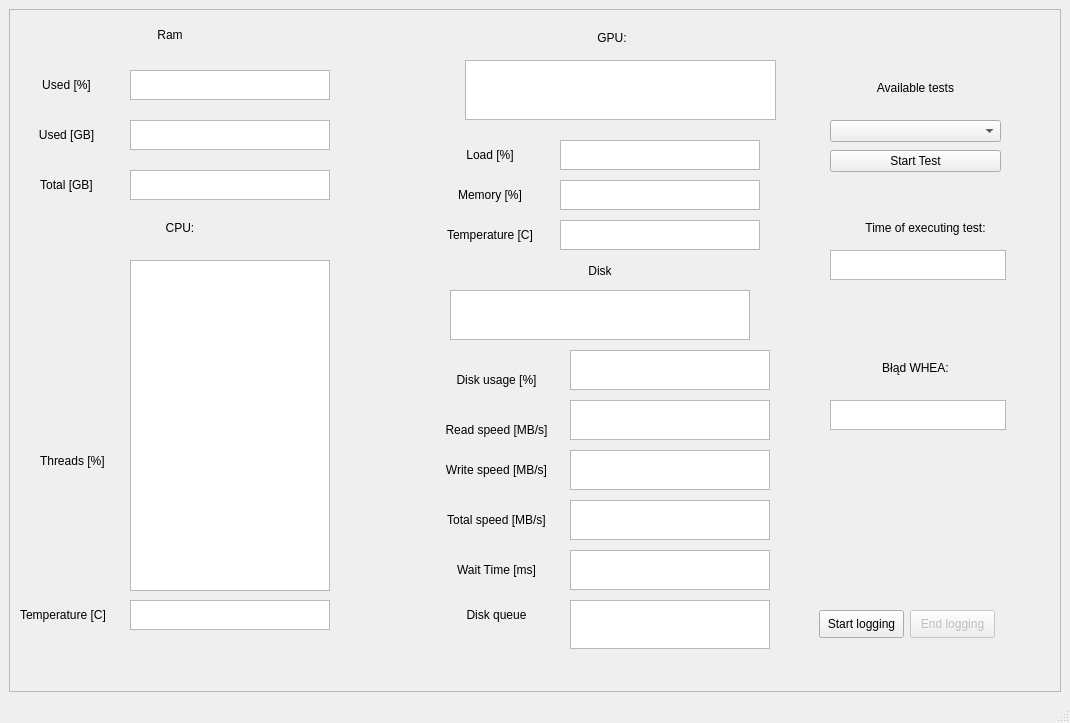
Qt form gui.ui (Janders8/resource-monitor) before a commit.
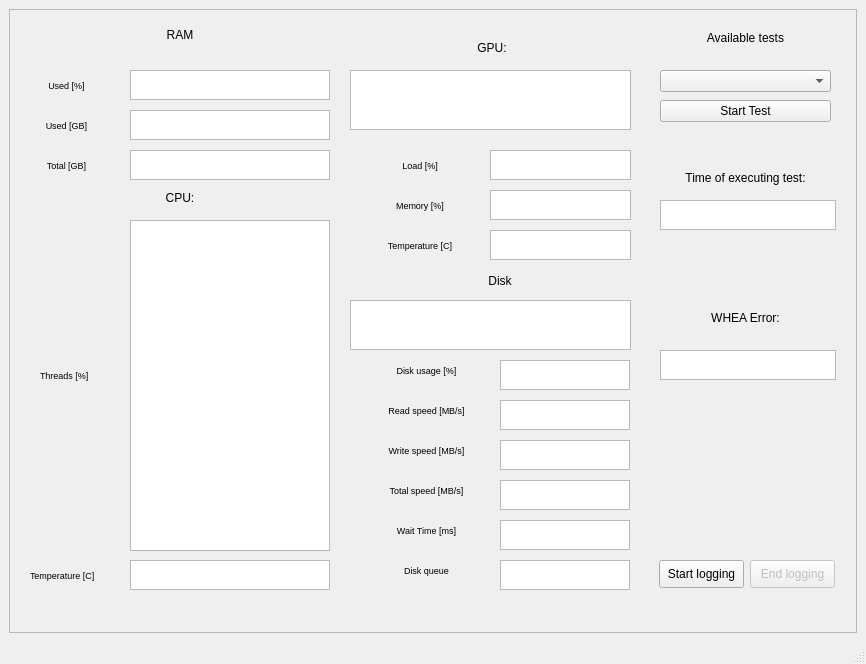
The same form after that commit.

What changed in the file:
```diff
--- a/gui.ui
+++ b/gui.ui
@@ -6,8 +6,8 @@
    <rect>
     <x>0</x>
     <y>0</y>
-    <width>1070</width>
-    <height>723</height>
+    <width>866</width>
+    <height>664</height>
    </rect>
   </property>
   <property name="mouseTracking">
@@ -28,14 +28,14 @@
         <rect>
          <x>0</x>
          <y>0</y>
-         <width>1046</width>
-         <height>648</height>
+         <width>842</width>
+         <height>589</height>
         </rect>
        </property>
        <widget class="QLabel" name="label_2">
         <property name="geometry">
          <rect>
-          <x>20</x>
+          <x>30</x>
           <y>10</y>
           <width>280</width>
           <height>30</height>
@@ -51,7 +51,7 @@
          <bool>false</bool>
         </property>
         <property name="text">
-         <string>Ram</string>
+         <string>RAM</string>
         </property>
         <property name="alignment">
          <set>Qt::AlignCenter</set>
@@ -66,6 +66,11 @@
           <height>30</height>
          </rect>
         </property>
+        <property name="font">
+         <font>
+          <pointsize>7</pointsize>
+         </font>
+        </property>
         <property name="autoFillBackground">
          <bool>false</bool>
         </property>
@@ -96,11 +101,16 @@
         <property name="geometry">
          <rect>
           <x>20</x>
-          <y>110</y>
+          <y>100</y>
           <width>73</width>
           <height>30</height>
          </rect>
         </property>
+        <property name="font">
+         <font>
+          <pointsize>7</pointsize>
+         </font>
+        </property>
         <property name="autoFillBackground">
          <bool>false</bool>
         </property>
@@ -115,43 +125,70 @@
         <property name="geometry">
          <rect>
           <x>120</x>
-          <y>110</y>
+          <y>100</y>
           <width>200</width>
           <height>30</height>
          </rect>
         </property>
+        <property name="minimumSize">
+         <size>
+          <width>0</width>
+          <height>0</height>
+         </size>
+        </property>
         <property name="maximumSize">
          <size>
           <width>200</width>
           <height>30</height>
          </size>
         </property>
+        <property name="font">
+         <font>
+          <pointsize>7</pointsize>
+         </font>
+        </property>
        </widget>
        <widget class="QTextBrowser" name="textBrowserRamTotal">
         <property name="geometry">
          <rect>
           <x>120</x>
-          <y>160</y>
+          <y>140</y>
           <width>200</width>
           <height>30</height>
          </rect>
         </property>
+        <property name="minimumSize">
+         <size>
+          <width>0</width>
+          <height>0</height>
+         </size>
+        </property>
         <property name="maximumSize">
          <size>
           <width>200</width>
           <height>30</height>
          </size>
         </property>
+        <property name="font">
+         <font>
+          <pointsize>7</pointsize>
+         </font>
+        </property>
        </widget>
        <widget class="QLabel" name="label_6">
         <property name="geometry">
          <rect>
           <x>20</x>
-          <y>160</y>
+          <y>140</y>
           <width>73</width>
           <height>30</height>
          </rect>
         </property>
+        <property name="font">
+         <font>
+          <pointsize>7</pointsize>
+         </font>
+        </property>
         <property name="autoFillBackground">
          <bool>false</bool>
         </property>
@@ -166,7 +203,7 @@
         <property name="geometry">
          <rect>
           <x>30</x>
-          <y>210</y>
+          <y>180</y>
           <width>280</width>
           <height>16</height>
          </rect>
@@ -185,15 +222,15 @@
         <property name="geometry">
          <rect>
           <x>120</x>
-          <y>250</y>
+          <y>210</y>
           <width>200</width>
           <height>331</height>
          </rect>
         </property>
         <property name="minimumSize">
          <size>
-          <width>200</width>
-          <height>300</height>
+          <width>0</width>
+          <height>0</height>
          </size>
         </property>
         <property name="maximumSize">
@@ -202,6 +239,11 @@
           <height>16777215</height>
          </size>
         </property>
+        <property name="font">
+         <font>
+          <pointsize>7</pointsize>
+         </font>
+        </property>
         <property name="mouseTracking">
          <bool>false</bool>
         </property>
@@ -216,11 +258,16 @@
         <property name="geometry">
          <rect>
           <x>30</x>
-          <y>240</y>
+          <y>210</y>
           <width>73</width>
-          <height>421</height>
+          <height>311</height>
          </rect>
         </property>
+        <property name="font">
+         <font>
+          <pointsize>7</pointsize>
+         </font>
+        </property>
         <property name="text">
          <string>Threads [%]</string>
         </property>
@@ -228,12 +275,17 @@
        <widget class="QLabel" name="label_7">
         <property name="geometry">
          <rect>
-          <x>10</x>
-          <y>590</y>
-          <width>111</width>
+          <x>20</x>
+          <y>550</y>
+          <width>101</width>
           <height>30</height>
          </rect>
         </property>
+        <property name="font">
+         <font>
+          <pointsize>7</pointsize>
+         </font>
+        </property>
         <property name="text">
          <string>Temperature [C]</string>
         </property>
@@ -245,14 +297,14 @@
         <property name="geometry">
          <rect>
           <x>120</x>
-          <y>590</y>
+          <y>550</y>
           <width>200</width>
           <height>30</height>
          </rect>
         </property>
         <property name="minimumSize">
          <size>
-          <width>200</width>
+          <width>0</width>
           <height>0</height>
          </size>
         </property>
@@ -262,6 +314,11 @@
           <height>30</height>
          </size>
         </property>
+        <property name="font">
+         <font>
+          <pointsize>7</pointsize>
+         </font>
+        </property>
         <property name="mouseTracking">
          <bool>false</bool>
         </property>
@@ -275,8 +332,8 @@
        <widget class="QLabel" name="label_11">
         <property name="geometry">
          <rect>
-          <x>430</x>
-          <y>20</y>
+          <x>310</x>
+          <y>30</y>
           <width>344</width>
           <height>16</height>
          </rect>
@@ -300,8 +357,8 @@
        <widget class="QLabel" name="label_12">
         <property name="geometry">
          <rect>
-          <x>430</x>
-          <y>130</y>
+          <x>360</x>
+          <y>140</y>
           <width>100</width>
           <height>30</height>
          </rect>
@@ -312,6 +369,11 @@
           <height>16777215</height>
          </size>
         </property>
+        <property name="font">
+         <font>
+          <pointsize>7</pointsize>
+         </font>
+        </property>
         <property name="autoFillBackground">
          <bool>false</bool>
         </property>
@@ -325,24 +387,35 @@
        <widget class="QTextBrowser" name="textBrowserGpuLoad">
         <property name="geometry">
          <rect>
-          <x>550</x>
-          <y>130</y>
-          <width>200</width>
+          <x>480</x>
+          <y>140</y>
+          <width>141</width>
           <height>30</height>
          </rect>
         </property>
+        <property name="minimumSize">
+         <size>
+          <width>0</width>
+          <height>0</height>
+         </size>
+        </property>
         <property name="maximumSize">
          <size>
           <width>200</width>
           <height>30</height>
          </size>
         </property>
+        <property name="font">
+         <font>
+          <pointsize>7</pointsize>
+         </font>
+        </property>
        </widget>
        <widget class="QLabel" name="label_13">
         <property name="geometry">
          <rect>
-          <x>430</x>
-          <y>170</y>
+          <x>360</x>
+          <y>180</y>
           <width>100</width>
           <height>30</height>
          </rect>
@@ -353,6 +426,11 @@
           <height>16777215</height>
          </size>
         </property>
+        <property name="font">
+         <font>
+          <pointsize>7</pointsize>
+         </font>
+        </property>
         <property name="autoFillBackground">
          <bool>false</bool>
         </property>
@@ -366,40 +444,65 @@
        <widget class="QTextBrowser" name="textBrowserGpuMemory">
         <property name="geometry">
          <rect>
-          <x>550</x>
-          <y>170</y>
-          <width>200</width>
+          <x>480</x>
+          <y>180</y>
+          <width>141</width>
           <height>30</height>
          </rect>
         </property>
+        <property name="minimumSize">
+         <size>
+          <width>0</width>
+          <height>0</height>
+         </size>
+        </property>
         <property name="maximumSize">
          <size>
           <width>200</width>
           <height>30</height>
          </size>
         </property>
+        <property name="font">
+         <font>
+          <pointsize>7</pointsize>
+         </font>
+        </property>
        </widget>
        <widget class="QTextBrowser" name="textBrowserGpuName">
         <property name="geometry">
          <rect>
-          <x>455</x>
-          <y>50</y>
-          <width>311</width>
+          <x>340</x>
+          <y>60</y>
+          <width>281</width>
           <height>60</height>
          </rect>
         </property>
+        <property name="minimumSize">
+         <size>
+          <width>0</width>
+          <height>0</height>
+         </size>
+        </property>
         <property name="maximumSize">
          <size>
           <width>500</width>
           <height>60</height>
          </size>
         </property>
+        <property name="font">
+         <font>
+          <pointsize>7</pointsize>
+         </font>
+        </property>
+        <property name="layoutDirection">
+         <enum>Qt::LeftToRight</enum>
+        </property>
        </widget>
        <widget class="QLabel" name="label_14">
         <property name="geometry">
          <rect>
-          <x>430</x>
-          <y>210</y>
+          <x>360</x>
+          <y>220</y>
           <width>100</width>
           <height>30</height>
          </rect>
@@ -410,6 +513,11 @@
           <height>16777215</height>
          </size>
         </property>
+        <property name="font">
+         <font>
+          <pointsize>7</pointsize>
+         </font>
+        </property>
         <property name="autoFillBackground">
          <bool>false</bool>
         </property>
@@ -423,24 +531,35 @@
        <widget class="QTextBrowser" name="textBrowserGpuTemp">
         <property name="geometry">
          <rect>
-          <x>550</x>
-          <y>210</y>
-          <width>200</width>
+          <x>480</x>
+          <y>220</y>
+          <width>141</width>
           <height>30</height>
          </rect>
         </property>
+        <property name="minimumSize">
+         <size>
+          <width>0</width>
+          <height>0</height>
+         </size>
+        </property>
         <property name="maximumSize">
          <size>
           <width>200</width>
           <height>30</height>
          </size>
         </property>
+        <property name="font">
+         <font>
+          <pointsize>7</pointsize>
+         </font>
+        </property>
        </widget>
        <widget class="QLabel" name="label_18">
         <property name="geometry">
          <rect>
-          <x>430</x>
-          <y>250</y>
+          <x>330</x>
+          <y>260</y>
           <width>320</width>
           <height>22</height>
          </rect>
@@ -458,15 +577,15 @@
        <widget class="QTextBrowser" name="textBrowserDiskModel">
         <property name="geometry">
          <rect>
-          <x>440</x>
-          <y>280</y>
-          <width>300</width>
+          <x>340</x>
+          <y>290</y>
+          <width>281</width>
           <height>50</height>
          </rect>
         </property>
         <property name="minimumSize">
          <size>
-          <width>300</width>
+          <width>250</width>
           <height>0</height>
          </size>
         </property>
@@ -486,12 +605,17 @@
        <widget class="QLabel" name="label_21">
         <property name="geometry">
          <rect>
-          <x>430</x>
+          <x>360</x>
           <y>350</y>
           <width>113</width>
-          <height>40</height>
+          <height>21</height>
          </rect>
         </property>
+        <property name="font">
+         <font>
+          <pointsize>7</pointsize>
+         </font>
+        </property>
         <property name="autoFillBackground">
          <bool>false</bool>
         </property>
@@ -505,16 +629,16 @@
        <widget class="QTextBrowser" name="textBrowserDiskUsage">
         <property name="geometry">
          <rect>
-          <x>560</x>
-          <y>340</y>
-          <width>200</width>
-          <height>40</height>
+          <x>490</x>
+          <y>350</y>
+          <width>130</width>
+          <height>30</height>
          </rect>
         </property>
         <property name="minimumSize">
          <size>
-          <width>200</width>
-          <height>40</height>
+          <width>0</width>
+          <height>0</height>
          </size>
         </property>
         <property name="maximumSize">
@@ -523,16 +647,26 @@
           <height>30</height>
          </size>
         </property>
+        <property name="font">
+         <font>
+          <pointsize>7</pointsize>
+         </font>
+        </property>
        </widget>
        <widget class="QLabel" name="label_16">
         <property name="geometry">
          <rect>
-          <x>430</x>
-          <y>440</y>
+          <x>360</x>
+          <y>430</y>
           <width>113</width>
-          <height>40</height>
+          <height>21</height>
          </rect>
         </property>
+        <property name="font">
+         <font>
+          <pointsize>7</pointsize>
+         </font>
+        </property>
         <property name="autoFillBackground">
          <bool>false</bool>
         </property>
@@ -546,16 +680,16 @@
        <widget class="QTextBrowser" name="textBrowserDiskReadSpeed">
         <property name="geometry">
          <rect>
-          <x>560</x>
+          <x>490</x>
           <y>390</y>
-          <width>200</width>
-          <height>40</height>
+          <width>130</width>
+          <height>30</height>
          </rect>
         </property>
         <property name="minimumSize">
          <size>
-          <width>200</width>
-          <height>40</height>
+          <width>0</width>
+          <height>0</height>
          </size>
         </property>
         <property name="maximumSize">
@@ -564,20 +698,25 @@
           <height>30</height>
          </size>
         </property>
+        <property name="font">
+         <font>
+          <pointsize>7</pointsize>
+         </font>
+        </property>
        </widget>
        <widget class="QTextBrowser" name="textBrowserDiskTotalSpeed">
         <property name="geometry">
          <rect>
-          <x>560</x>
-          <y>490</y>
-          <width>200</width>
-          <height>40</height>
+          <x>490</x>
+          <y>470</y>
+          <width>130</width>
+          <height>30</height>
          </rect>
         </property>
         <property name="minimumSize">
          <size>
-          <width>200</width>
-          <height>40</height>
+          <width>0</width>
+          <height>0</height>
          </size>
         </property>
         <property name="maximumSize">
@@ -586,20 +725,25 @@
           <height>30</height>
          </size>
         </property>
+        <property name="font">
+         <font>
+          <pointsize>7</pointsize>
+         </font>
+        </property>
        </widget>
        <widget class="QTextBrowser" name="textBrowserDiskQueue">
         <property name="geometry">
          <rect>
-          <x>560</x>
-          <y>590</y>
-          <width>200</width>
-          <height>49</height>
+          <x>490</x>
+          <y>550</y>
+          <width>130</width>
+          <height>30</height>
          </rect>
         </property>
         <property name="minimumSize">
          <size>
-          <width>200</width>
-          <height>49</height>
+          <width>0</width>
+          <height>0</height>
          </size>
         </property>
         <property name="maximumSize">
@@ -608,16 +752,26 @@
           <height>30</height>
          </size>
         </property>
+        <property name="font">
+         <font>
+          <pointsize>7</pointsize>
+         </font>
+        </property>
        </widget>
        <widget class="QLabel" name="label_20">
         <property name="geometry">
          <rect>
-          <x>430</x>
-          <y>580</y>
+          <x>360</x>
+          <y>550</y>
           <width>113</width>
-          <height>49</height>
+          <height>21</height>
          </rect>
         </property>
+        <property name="font">
+         <font>
+          <pointsize>7</pointsize>
+         </font>
+        </property>
         <property name="autoFillBackground">
          <bool>false</bool>
         </property>
@@ -631,12 +785,17 @@
        <widget class="QLabel" name="label_19">
         <property name="geometry">
          <rect>
-          <x>430</x>
-          <y>540</y>
+          <x>360</x>
+          <y>510</y>
           <width>113</width>
-          <height>40</height>
+          <height>21</height>
          </rect>
         </property>
+        <property name="font">
+         <font>
+          <pointsize>7</pointsize>
+         </font>
+        </property>
         <property name="autoFillBackground">
          <bool>false</bool>
         </property>
@@ -650,12 +809,17 @@
        <widget class="QLabel" name="label_15">
         <property name="geometry">
          <rect>
-          <x>430</x>
-          <y>400</y>
+          <x>360</x>
+          <y>390</y>
           <width>113</width>
-          <height>40</height>
+          <height>21</height>
          </rect>
         </property>
+        <property name="font">
+         <font>
+          <pointsize>7</pointsize>
+         </font>
+        </property>
         <property name="autoFillBackground">
          <bool>false</bool>
         </property>
@@ -669,16 +833,16 @@
        <widget class="QTextBrowser" name="textBrowserDiskWriteSpeed">
         <property name="geometry">
          <rect>
-          <x>560</x>
-          <y>440</y>
-          <width>200</width>
-          <height>40</height>
+          <x>490</x>
+          <y>430</y>
+          <width>130</width>
+          <height>30</height>
          </rect>
         </property>
         <property name="minimumSize">
          <size>
-          <width>200</width>
-          <height>40</height>
+          <width>0</width>
+          <height>0</height>
          </size>
         </property>
         <property name="maximumSize">
@@ -687,20 +851,25 @@
           <height>30</height>
          </size>
         </property>
+        <property name="font">
+         <font>
+          <pointsize>7</pointsize>
+         </font>
+        </property>
        </widget>
        <widget class="QTextBrowser" name="textBrowserDiskWaitTime">
         <property name="geometry">
          <rect>
-          <x>560</x>
-          <y>540</y>
-          <width>200</width>
-          <height>40</height>
+          <x>490</x>
+          <y>510</y>
+          <width>130</width>
+          <height>30</height>
          </rect>
         </property>
         <property name="minimumSize">
          <size>
-          <width>200</width>
-          <height>40</height>
+          <width>0</width>
+          <height>0</height>
          </size>
         </property>
         <property name="maximumSize">
@@ -709,16 +878,26 @@
           <height>30</height>
          </size>
         </property>
+        <property name="font">
+         <font>
+          <pointsize>7</pointsize>
+         </font>
+        </property>
        </widget>
        <widget class="QLabel" name="label_17">
         <property name="geometry">
          <rect>
-          <x>430</x>
-          <y>490</y>
+          <x>360</x>
+          <y>470</y>
           <width>113</width>
-          <height>40</height>
+          <height>21</height>
          </rect>
         </property>
+        <property name="font">
+         <font>
+          <pointsize>7</pointsize>
+         </font>
+        </property>
         <property name="autoFillBackground">
          <bool>false</bool>
         </property>
@@ -732,8 +911,8 @@
        <widget class="QLabel" name="label_9">
         <property name="geometry">
          <rect>
-          <x>820</x>
-          <y>70</y>
+          <x>650</x>
+          <y>20</y>
           <width>171</width>
           <height>16</height>
          </rect>
@@ -751,8 +930,8 @@
        <widget class="QComboBox" name="comboBoxTests">
         <property name="geometry">
          <rect>
-          <x>820</x>
-          <y>110</y>
+          <x>650</x>
+          <y>60</y>
           <width>171</width>
           <height>22</height>
          </rect>
@@ -767,8 +946,8 @@
        <widget class="QPushButton" name="startTest">
         <property name="geometry">
          <rect>
-          <x>820</x>
-          <y>140</y>
+          <x>650</x>
+          <y>90</y>
           <width>171</width>
           <height>22</height>
          </rect>
@@ -792,8 +971,8 @@
        <widget class="QLabel" name="label_8">
         <property name="geometry">
          <rect>
-          <x>830</x>
-          <y>210</y>
+          <x>650</x>
+          <y>160</y>
           <width>171</width>
           <height>16</height>
          </rect>
@@ -811,8 +990,8 @@
        <widget class="QTextBrowser" name="textBrowserTestTime">
         <property name="geometry">
          <rect>
-          <x>820</x>
-          <y>240</y>
+          <x>650</x>
+          <y>190</y>
           <width>176</width>
           <height>30</height>
          </rect>
@@ -827,8 +1006,8 @@
        <widget class="QLabel" name="label_10">
         <property name="geometry">
          <rect>
-          <x>820</x>
-          <y>350</y>
+          <x>650</x>
+          <y>300</y>
           <width>171</width>
           <height>16</height>
          </rect>
@@ -840,14 +1019,14 @@
          </size>
         </property>
         <property name="text">
-         <string>&lt;html&gt;&lt;head/&gt;&lt;body&gt;&lt;p align=&quot;center&quot;&gt;Błąd WHEA:&lt;/p&gt;&lt;/body&gt;&lt;/html&gt;</string>
+         <string>&lt;html&gt;&lt;head/&gt;&lt;body&gt;&lt;p align=&quot;center&quot;&gt;WHEA Error:&lt;/p&gt;&lt;/body&gt;&lt;/html&gt;</string>
         </property>
        </widget>
        <widget class="QTextBrowser" name="textBrowserWHEA">
         <property name="geometry">
          <rect>
-          <x>820</x>
-          <y>390</y>
+          <x>650</x>
+          <y>340</y>
           <width>176</width>
           <height>30</height>
          </rect>
@@ -865,8 +1044,8 @@
         </property>
         <property name="geometry">
          <rect>
-          <x>900</x>
-          <y>600</y>
+          <x>740</x>
+          <y>550</y>
           <width>85</width>
           <height>28</height>
          </rect>
@@ -878,8 +1057,8 @@
        <widget class="QPushButton" name="StartLogging">
         <property name="geometry">
          <rect>
-          <x>809</x>
-          <y>600</y>
+          <x>649</x>
+          <y>550</y>
           <width>85</width>
           <height>28</height>
          </rect>
```
Left out of the diff: 13 changed lines with no effect on the pictures.
